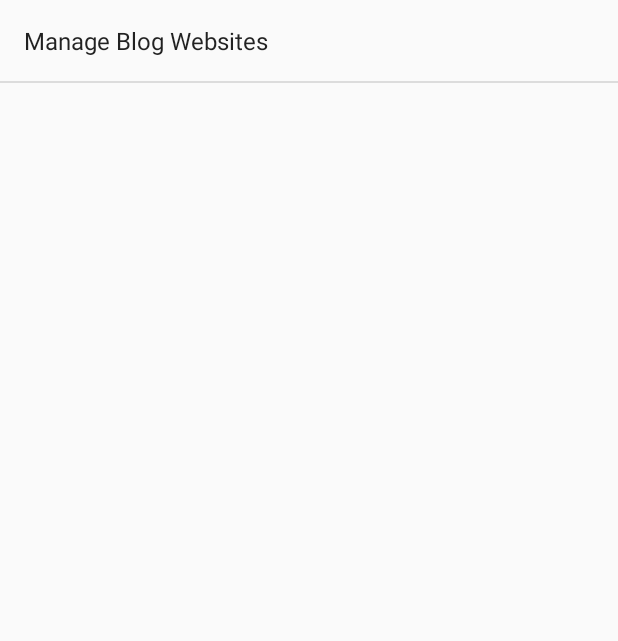
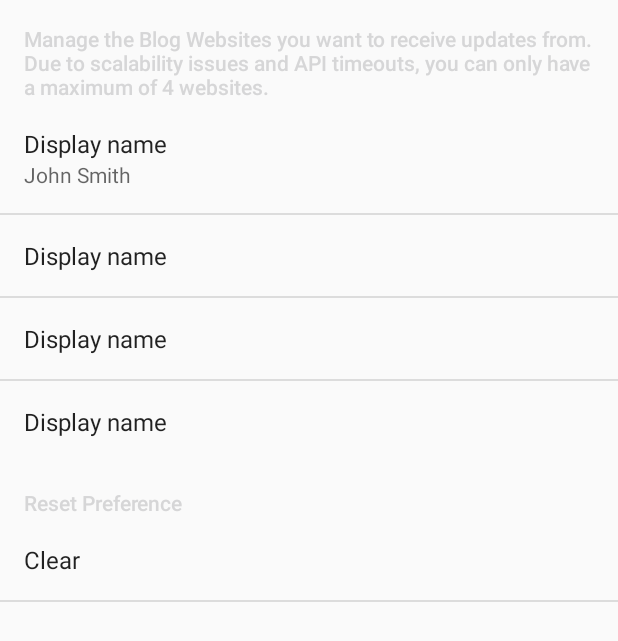
Before and after one commit to Johnesan/CryptoNews, an Android app: the SettingsActivity screen opened directly, with no data from a screen before it, after a tap on "Manage Blog Websites", on a phone screen of 412 x 824 dp. Shown: the top 641 px of the screen. Run offline under Robolectric (Android 15) with nearby library versions, the phone set to English and light mode, and no system bars.

Commit message:
Added Settings Activity

```diff
--- a/CryptoNewsAndroid/app/build.gradle
+++ b/CryptoNewsAndroid/app/build.gradle
@@ -37,7 +37,7 @@ android {
 
 ext {
     caligraphy = '2.3.0'
-    okHttp='3.8.0'
+    okHttp = '3.8.0'
 }
 
 
@@ -91,11 +91,11 @@ dependencies {
     //
     implementation 'org.glassfish:javax.annotation:10.0-b28'
 
-
     //dependency for HttpLogging
     compile "com.squareup.okhttp3:logging-interceptor:${okHttp}"
     compile "com.squareup.okhttp3:okhttp:${okHttp}"
 
     //Android Ago
     implementation 'com.github.curioustechizen.android-ago:library:1.3.4'
+
 }
--- a/CryptoNewsAndroid/app/src/main/java/com/princess/android/cryptonews/newslist/view/activity/LatestNewsActivity.java
+++ b/CryptoNewsAndroid/app/src/main/java/com/princess/android/cryptonews/newslist/view/activity/LatestNewsActivity.java
@@ -18,9 +18,8 @@ public class LatestNewsActivity extends DaggerAppCompatActivity {
     protected void onCreate(Bundle savedInstanceState) {
         super.onCreate(savedInstanceState);
         setContentView(R.layout.activity_latest_news);
-        Toolbar toolbar = (Toolbar) findViewById(R.id.toolbar);
+        Toolbar toolbar = findViewById(R.id.toolbar);
         setSupportActionBar(toolbar);
-
     }
 
     @Override
--- a/CryptoNewsAndroid/app/src/main/java/com/princess/android/cryptonews/newslist/view/adapters/NewsAdapter.java
+++ b/CryptoNewsAndroid/app/src/main/java/com/princess/android/cryptonews/newslist/view/adapters/NewsAdapter.java
@@ -59,7 +59,7 @@ public class NewsAdapter extends RecyclerView.Adapter<NewsAdapter.NewsViewHolder
         //Set the title
         holder.title.setText(result.getTitle().getRendered());
         //Set the date
-        holder.date.setReferenceTime(Long.parseLong(result.getDate()));
+//        holder.date.setReferenceTime(Long.parseLong(result.getDate()));
         //Set the website
         String websiteName = BuildConfig.BASE_URL;
         try {
--- /dev/null
+++ b/CryptoNewsAndroid/app/src/main/java/com/princess/android/cryptonews/settings/AppCompatPreferenceActivity.java
@@ -0,0 +1,109 @@
+package com.princess.android.cryptonews.settings;
+
+import android.content.res.Configuration;
+import android.os.Bundle;
+import android.preference.PreferenceActivity;
+import android.support.annotation.LayoutRes;
+import android.support.annotation.Nullable;
+import android.support.v7.app.ActionBar;
+import android.support.v7.app.AppCompatDelegate;
+import android.support.v7.widget.Toolbar;
+import android.view.MenuInflater;
+import android.view.View;
+import android.view.ViewGroup;
+
+/**
+ * A {@link android.preference.PreferenceActivity} which implements and proxies the necessary calls
+ * to be used with AppCompat.
+ */
+public abstract class AppCompatPreferenceActivity extends PreferenceActivity {
+
+    private AppCompatDelegate mDelegate;
+
+    @Override
+    protected void onCreate(Bundle savedInstanceState) {
+        getDelegate().installViewFactory();
+        getDelegate().onCreate(savedInstanceState);
+        super.onCreate(savedInstanceState);
+    }
+
+    @Override
+    protected void onPostCreate(Bundle savedInstanceState) {
+        super.onPostCreate(savedInstanceState);
+        getDelegate().onPostCreate(savedInstanceState);
+    }
+
+    public ActionBar getSupportActionBar() {
+        return getDelegate().getSupportActionBar();
+    }
+
+    public void setSupportActionBar(@Nullable Toolbar toolbar) {
+        getDelegate().setSupportActionBar(toolbar);
+    }
+
+    @Override
+    public MenuInflater getMenuInflater() {
+        return getDelegate().getMenuInflater();
+    }
+
+    @Override
+    public void setContentView(@LayoutRes int layoutResID) {
+        getDelegate().setContentView(layoutResID);
+    }
+
+    @Override
+    public void setContentView(View view) {
+        getDelegate().setContentView(view);
+    }
+
+    @Override
+    public void setContentView(View view, ViewGroup.LayoutParams params) {
+        getDelegate().setContentView(view, params);
+    }
+
+    @Override
+    public void addContentView(View view, ViewGroup.LayoutParams params) {
+        getDelegate().addContentView(view, params);
+    }
+
+    @Override
+    protected void onPostResume() {
+        super.onPostResume();
+        getDelegate().onPostResume();
+    }
+
+    @Override
+    protected void onTitleChanged(CharSequence title, int color) {
+        super.onTitleChanged(title, color);
+        getDelegate().setTitle(title);
+    }
+
+    @Override
+    public void onConfigurationChanged(Configuration newConfig) {
+        super.onConfigurationChanged(newConfig);
+        getDelegate().onConfigurationChanged(newConfig);
+    }
+
+    @Override
+    protected void onStop() {
+        super.onStop();
+        getDelegate().onStop();
+    }
+
+    @Override
+    protected void onDestroy() {
+        super.onDestroy();
+        getDelegate().onDestroy();
+    }
+
+    public void invalidateOptionsMenu() {
+        getDelegate().invalidateOptionsMenu();
+    }
+
+    private AppCompatDelegate getDelegate() {
+        if (mDelegate == null) {
+            mDelegate = AppCompatDelegate.create(this, null);
+        }
+        return mDelegate;
+    }
+}
--- a/CryptoNewsAndroid/app/src/main/java/com/princess/android/cryptonews/settings/SettingsActivity.java
+++ b/CryptoNewsAndroid/app/src/main/java/com/princess/android/cryptonews/settings/SettingsActivity.java
@@ -1,152 +1,201 @@
 package com.princess.android.cryptonews.settings;
 
-import android.content.SharedPreferences;
+import android.annotation.TargetApi;
+import android.content.Context;
+import android.content.Intent;
 import android.content.res.Configuration;
-import android.preference.EditTextPreference;
+import android.media.Ringtone;
+import android.media.RingtoneManager;
+import android.net.Uri;
+import android.os.Build;
+import android.os.Bundle;
+import android.preference.ListPreference;
+import android.preference.Preference;
 import android.preference.PreferenceActivity;
+import android.preference.PreferenceScreen;
+import android.support.v7.app.ActionBar;
+import android.preference.PreferenceFragment;
 import android.preference.PreferenceManager;
-import android.support.annotation.LayoutRes;
-import android.support.annotation.Nullable;
-import android.support.v7.app.ActionBar;
-import android.os.Bundle;
-import android.support.v7.app.AppCompatDelegate;
-import android.support.v7.widget.Toolbar;
-import android.view.MenuInflater;
+import android.preference.RingtonePreference;
+import android.text.TextUtils;
 import android.view.MenuItem;
-import android.view.View;
-import android.view.ViewGroup;
 
 import com.princess.android.cryptonews.R;
 
+import java.util.List;
 
-public class SettingsActivity extends PreferenceActivity implements SharedPreferences.OnSharedPreferenceChangeListener {
+/**
+ * A {@link PreferenceActivity} that presents a set of application settings. On
+ * handset devices, settings are presented as a single list. On tablets,
+ * settings are split by category, with category headers shown to the left of
+ * the list of settings.
+ * <p>
+ * See <a href="http://developer.android.com/design/patterns/settings.html">
+ * Android Design: Settings</a> for design guidelines and the <a
+ * href="http://developer.android.com/guide/topics/ui/settings.html">Settings
+ * API Guide</a> for more information on developing a Settings UI.
+ */
+public class SettingsActivity extends AppCompatPreferenceActivity {
 
-    private AppCompatDelegate mDelegate;
-    private static SharedPreferences sharedPreferences;
+    /**
+     * A preference value change listener that updates the preference's summary
+     * to reflect its new value.
+     */
+    private static Preference.OnPreferenceChangeListener sBindPreferenceSummaryToValueListener = new Preference.OnPreferenceChangeListener() {
+        @Override
+        public boolean onPreferenceChange(Preference preference, Object value) {
+            String stringValue = value.toString();
 
-    EditTextPreference editText;
-    EditTextPreference editText1;
-    EditTextPreference editText2;
-    EditTextPreference editText3;
+            if (preference instanceof ListPreference) {
+                // For list preferences, look up the correct display value in
+                // the preference's 'entries' list.
+                ListPreference listPreference = (ListPreference) preference;
+                int index = listPreference.findIndexOfValue(stringValue);
 
+                // Set the summary to reflect the new value.
+                preference.setSummary(
+                        index >= 0
+                                ? listPreference.getEntries()[index]
+                                : null);
+
+            } else if (preference instanceof RingtonePreference) {
+                // For ringtone preferences, look up the correct display value
+                // using RingtoneManager.
+                if (TextUtils.isEmpty(stringValue)) {
+                    // Empty values correspond to 'silent' (no ringtone).
+                    preference.setSummary(R.string.pref_ringtone_silent);
+
+                } else {
+                    Ringtone ringtone = RingtoneManager.getRingtone(
+                            preference.getContext(), Uri.parse(stringValue));
+
+                    if (ringtone == null) {
+                        // Clear the summary if there was a lookup error.
+                        preference.setSummary(null);
+                    } else {
+                        // Set the summary to reflect the new ringtone display
+                        // name.
+                        String name = ringtone.getTitle(preference.getContext());
+                        preference.setSummary(name);
+                    }
+                }
+
+            } else {
+                // For all other preferences, set the summary to the value's
+                // simple string representation.
+                preference.setSummary(stringValue);
+            }
+            return true;
+        }
+    };
+
+    /**
+     * Helper method to determine if the device has an extra-large screen. For
+     * example, 10" tablets are extra-large.
+     */
+    private static boolean isXLargeTablet(Context context) {
+        return (context.getResources().getConfiguration().screenLayout
+                & Configuration.SCREENLAYOUT_SIZE_MASK) >= Configuration.SCREENLAYOUT_SIZE_XLARGE;
+    }
+
+    /**
+     * Binds a preference's summary to its value. More specifically, when the
+     * preference's value is changed, its summary (line of text below the
+     * preference title) is updated to reflect the value. The summary is also
+     * immediately updated upon calling this method. The exact display format is
+     * dependent on the type of preference.
+     *
+     * @see #sBindPreferenceSummaryToValueListener
+     */
+    private static void bindPreferenceSummaryToValue(Preference preference) {
+        // Set the listener to watch for value changes.
+        preference.setOnPreferenceChangeListener(sBindPreferenceSummaryToValueListener);
+
+        // Trigger the listener immediately with the preference's
+        // current value.
+        sBindPreferenceSummaryToValueListener.onPreferenceChange(preference,
+                PreferenceManager
+                        .getDefaultSharedPreferences(preference.getContext())
+                        .getString(preference.getKey(), ""));
+    }
 
     @Override
     protected void onCreate(Bundle savedInstanceState) {
-        getDelegate().installViewFactory();
-        getDelegate().onCreate(savedInstanceState);
         super.onCreate(savedInstanceState);
-        getSupportActionBar();
-        addPreferencesFromResource(R.xml.pref_headers);
+        setupActionBar();
+        getFragmentManager().beginTransaction().replace(android.R.id.content, new GeneralPreferenceFragment()).commit();
+    }
 
-        editText = (EditTextPreference) findPreference("example_text");
-        editText1 = (EditTextPreference) findPreference("example_text1");
-        editText2 = (EditTextPreference) findPreference("example_text2");
-        editText3 = (EditTextPreference) findPreference("example_text3");
+    /**
+     * Set up the {@link android.app.ActionBar}, if the API is available.
+     */
+    private void setupActionBar() {
+        ActionBar actionBar = getSupportActionBar();
+        if (actionBar != null) {
+            // Show the Up button in the action bar.
+            actionBar.setDisplayHomeAsUpEnabled(true);
+        }
+    }
 
-        sharedPreferences = PreferenceManager.getDefaultSharedPreferences(this);
-        sharedPreferences.registerOnSharedPreferenceChangeListener(this);
+    /**
+     * {@inheritDoc}
+     */
+    @Override
+    public boolean onIsMultiPane() {
+        return isXLargeTablet(this);
+    }
+
+    /**
+     * This method stops fragment injection in malicious applications.
+     * Make sure to deny any unknown fragments here.
+     */
+    protected boolean isValidFragment(String fragmentName) {
+        return PreferenceFragment.class.getName().equals(fragmentName)
+                || GeneralPreferenceFragment.class.getName().equals(fragmentName);
 
     }
 
-    @Override
-    public void onSharedPreferenceChanged(SharedPreferences sharedPreferences, String key) {
-        if(key.equals("manage_blog")){
-            addPreferencesFromResource(R.xml.pref_blog_websites);
+    /**
+     * This fragment shows general preferences only. It is used when the
+     * activity is showing a two-pane settings UI.
+     */
+    @TargetApi(Build.VERSION_CODES.HONEYCOMB)
+    public static class GeneralPreferenceFragment extends PreferenceFragment {
+        @Override
+        public void onCreate(Bundle savedInstanceState) {
+            super.onCreate(savedInstanceState);
+            addPreferencesFromResource(R.xml.pref_general);
+            setHasOptionsMenu(true);
+
+            // Bind the summaries of EditText/List/Dialog/Ringtone preferences
+            // to their values. When their values change, their summaries are
+            // updated to reflect the new value, per the Android Design
+            // guidelines.
+            bindPreferenceSummaryToValue(findPreference("example_text"));
+            bindPreferenceSummaryToValue(findPreference("example_list"));
+        }
+
+        @Override
+        public boolean onOptionsItemSelected(MenuItem item) {
+            int id = item.getItemId();
+            if (id == android.R.id.home) {
+
+            }
+            return super.onOptionsItemSelected(item);
         }
     }
 
     @Override
-    protected void onPostCreate(Bundle savedInstanceState) {
-        super.onPostCreate(savedInstanceState);
-        getDelegate().onPostCreate(savedInstanceState);
-    }
+    public boolean onPreferenceTreeClick(PreferenceScreen preferenceScreen, Preference preference) {
+        super.onPreferenceTreeClick(preferenceScreen, preference);
+        if (preference != null)
+            if (preference instanceof PreferenceScreen)
+                if (((PreferenceScreen)preference).getDialog()!= null)
+                    ((PreferenceScreen)preference).getDialog().getWindow()
+                        .getDecorView().setBackgroundDrawable(this.getWindow().getDecorView().getBackground()
+                            .getConstantState().newDrawable());
 
-    public ActionBar getSupportActionBar() {
-        return getDelegate().getSupportActionBar();
-    }
 
-    public void setSupportActionBar(@Nullable Toolbar toolbar) {
-        getDelegate().setSupportActionBar(toolbar);
-    }
-
-    @Override
-    public MenuInflater getMenuInflater() {
-        return getDelegate().getMenuInflater();
-    }
-
-    @Override
-    public void setContentView(@LayoutRes int layoutResID) {
-        getDelegate().setContentView(layoutResID);
-    }
-
-    @Override
-    public void setContentView(View view) {
-        getDelegate().setContentView(view);
-    }
-
-    @Override
-    public void setContentView(View view, ViewGroup.LayoutParams params) {
-        getDelegate().setContentView(view, params);
-    }
-
-    @Override
-    public void addContentView(View view, ViewGroup.LayoutParams params) {
-        getDelegate().addContentView(view, params);
-    }
-
-    @Override
-    protected void onPostResume() {
-        super.onPostResume();
-        getDelegate().onPostResume();
-        sharedPreferences.registerOnSharedPreferenceChangeListener(this);
-    }
-
-    @Override
-    protected void onTitleChanged(CharSequence title, int color) {
-        super.onTitleChanged(title, color);
-        getDelegate().setTitle(title);
-    }
-
-    @Override
-    public void onConfigurationChanged(Configuration newConfig) {
-        super.onConfigurationChanged(newConfig);
-        getDelegate().onConfigurationChanged(newConfig);
-    }
-
-    @Override
-    protected void onStop() {
-        super.onStop();
-        getDelegate().onStop();
-        sharedPreferences.unregisterOnSharedPreferenceChangeListener(this);
-    }
-
-    @Override
-    protected void onDestroy() {
-        super.onDestroy();
-        getDelegate().onDestroy();
-        sharedPreferences.unregisterOnSharedPreferenceChangeListener(this);
-    }
-
-    public void invalidateOptionsMenu() {
-        getDelegate().invalidateOptionsMenu();
-    }
-
-    private AppCompatDelegate getDelegate() {
-        if (mDelegate == null) {
-            mDelegate = AppCompatDelegate.create(this, null);
-        }
-        return mDelegate;
-    }
-
-    //This method responds to the back press
-    @Override
-    public boolean onOptionsItemSelected(MenuItem item) {
-        switch (item.getItemId()) {
-            // Respond to the action bar's Up/Home button
-            case android.R.id.home:
-                super.onBackPressed();
-                return true;
-        }
-        return super.onOptionsItemSelected(item);
+    return  false;
     }
 }
--- a/CryptoNewsAndroid/app/src/main/res/values/strings.xml
+++ b/CryptoNewsAndroid/app/src/main/res/values/strings.xml
@@ -2,7 +2,6 @@
     <string name="app_name">Crypto News</string>
     <string name="action_settings">Settings</string>
     <string name="empty_view_text">There is no News at the moment</string>
-    <string name="title_activity_settings">Settings</string>
 
     <!-- Strings related to Settings -->
 
@@ -80,4 +79,6 @@
     <string name="hello_blank_fragment">Hello blank fragment</string>
     <string name="manage_blog_websites">Manage Blog Websites</string>
     <string name="manage_blog_title">Manage the Blog Websites you want to receive updates from. Due to scalability issues and API timeouts, you can only have a maximum of 4 websites.</string>
+    <string name="title_activity_settings">Settings</string>
+    <string name="title_activity_settings2">Settings</string>
 </resources>
--- /dev/null
+++ b/CryptoNewsAndroid/app/src/main/res/xml/pref_general.xml
@@ -0,0 +1,89 @@
+<PreferenceScreen xmlns:android="http://schemas.android.com/apk/res/android">
+
+    <PreferenceScreen
+        android:title="@string/manage_blog_websites"
+        android:persistent="true"
+        android:key="key_manage">
+
+        <PreferenceCategory
+            android:title="@string/manage_blog_title">
+            <!-- NOTE: EditTextPreference accepts EditText attributes. -->
+            <!-- NOTE: EditTextPreference's summary should be set to its value by the activity code. -->
+            <EditTextPreference
+                android:capitalize="words"
+                android:inputType="textCapWords"
+                android:key="example_text"
+                android:maxLines="1"
+                android:selectAllOnFocus="true"
+                android:singleLine="true"
+                android:title="@string/pref_title_display_name" />
+
+            <EditTextPreference
+                android:capitalize="words"
+                android:inputType="textCapWords"
+                android:key="example_text1"
+                android:maxLines="1"
+                android:selectAllOnFocus="true"
+                android:singleLine="true"
+                android:title="@string/pref_title_display_name" />
+
+            <EditTextPreference
+                android:capitalize="words"
+                android:inputType="textCapWords"
+                android:key="example_text2"
+                android:maxLines="1"
+                android:selectAllOnFocus="true"
+                android:singleLine="true"
+                android:title="@string/pref_title_display_name" />
+
+            <EditTextPreference
+                android:capitalize="words"
+                android:inputType="textCapWords"
+                android:key="example_text3"
+                android:maxLines="1"
+                android:selectAllOnFocus="true"
+                android:singleLine="true"
+                android:title="@string/pref_title_display_name" />
+
+        </PreferenceCategory>
+        <PreferenceCategory
+            android:title="Reset Preference">
+
+            <Preference
+                android:key="button_preference"
+                android:title="Clear"/>
+
+        </PreferenceCategory>
+
+    </PreferenceScreen>
+    <SwitchPreference
+        android:defaultValue="true"
+        android:key="example_switch"
+        android:summary="@string/pref_description_social_recommendations"
+        android:title="@string/pref_title_social_recommendations" />
+
+    <!-- NOTE: EditTextPreference accepts EditText attributes. -->
+    <!-- NOTE: EditTextPreference's summary should be set to its value by the activity code. -->
+    <EditTextPreference
+        android:capitalize="words"
+        android:defaultValue="@string/pref_default_display_name"
+        android:inputType="textCapWords"
+        android:key="example_text"
+        android:maxLines="1"
+        android:selectAllOnFocus="true"
+        android:singleLine="true"
+        android:title="@string/pref_title_display_name" />
+
+    <!-- NOTE: Hide buttons to simplify the UI. Users can touch outside the dialog to
+         dismiss it. -->
+    <!-- NOTE: ListPreference's summary should be set to its value by the activity code. -->
+    <ListPreference
+        android:defaultValue="-1"
+        android:entries="@array/pref_example_list_titles"
+        android:entryValues="@array/pref_example_list_values"
+        android:key="example_list"
+        android:negativeButtonText="@null"
+        android:positiveButtonText="@null"
+        android:title="@string/pref_title_add_friends_to_messages" />
+
+</PreferenceScreen>
--- a/CryptoNewsAndroid/app/src/main/res/xml/pref_headers.xml
+++ /dev/null
@@ -1,9 +0,0 @@
-<?xml version="1.0" encoding="utf-8"?>
-<PreferenceScreen xmlns:android="http://schemas.android.com/apk/res/android">
-
-        <Preference
-            android:defaultValue="true"
-            android:key="manage_blog"
-            android:title="@string/manage_blog_websites" />
-
-</PreferenceScreen>
```
Also changed, not shown: CryptoNewsAndroid/app/src/main/AndroidManifest.xml (+6 -9 lines).
